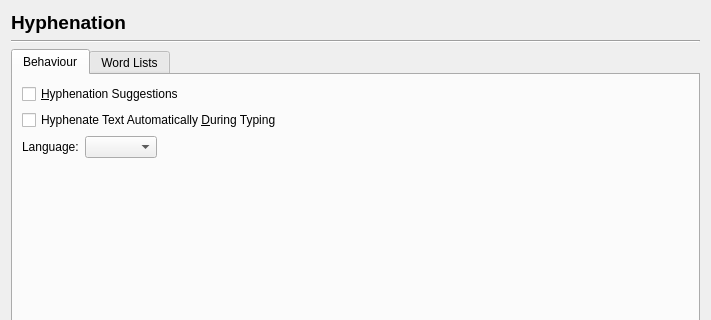
First picture: the form in scribus/ui/prefs_hyphenatorbase.ui, repository HOST-Oman/scribus, before the edit; both pictures show x 0 to 711 and y 0 to 320 of the 711 by 550 pixel window.
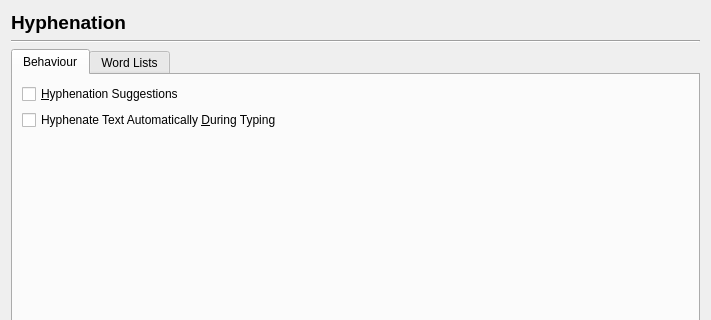
Second picture: the form after the edit.

Commit message:
Move language preference to document setup
To reflect the reality that it is no longer used for hyphenation but to
set default language to character styles.

Patch:
```diff
--- a/scribus/ui/prefs_hyphenatorbase.ui
+++ b/scribus/ui/prefs_hyphenatorbase.ui
@@ -65,43 +65,6 @@
          </property>
         </widget>
        </item>
-       <item>
-        <layout class="QHBoxLayout" name="horizontalLayout">
-         <item>
-          <widget class="QLabel" name="label_2">
-           <property name="text">
-            <string>Language:</string>
-           </property>
-           <property name="buddy">
-            <cstring>hyphLanguageComboBox</cstring>
-           </property>
-          </widget>
-         </item>
-         <item>
-          <widget class="QComboBox" name="hyphLanguageComboBox">
-           <property name="sizePolicy">
-            <sizepolicy hsizetype="Preferred" vsizetype="Fixed">
-             <horstretch>0</horstretch>
-             <verstretch>0</verstretch>
-            </sizepolicy>
-           </property>
-          </widget>
-         </item>
-         <item>
-          <spacer name="horizontalSpacer">
-           <property name="orientation">
-            <enum>Qt::Horizontal</enum>
-           </property>
-           <property name="sizeHint" stdset="0">
-            <size>
-             <width>40</width>
-             <height>20</height>
-            </size>
-           </property>
-          </spacer>
-         </item>
-        </layout>
-       </item>
        <item>
         <spacer name="verticalSpacer_2">
          <property name="orientation">
```
The commit also changes 11 other files.
